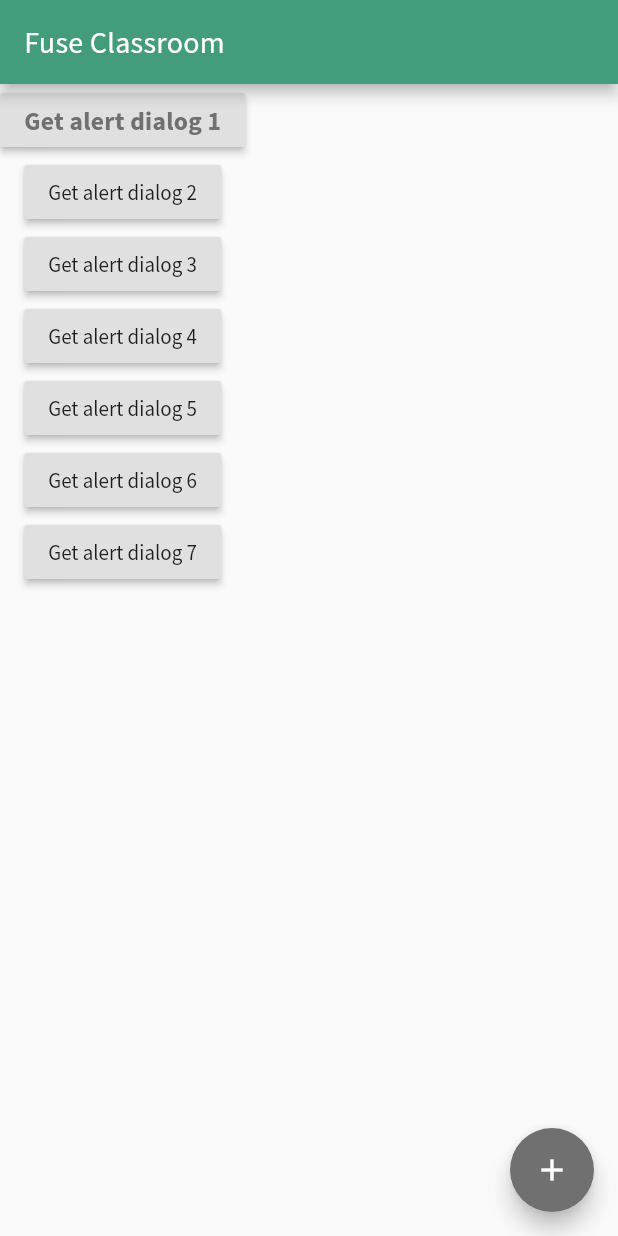
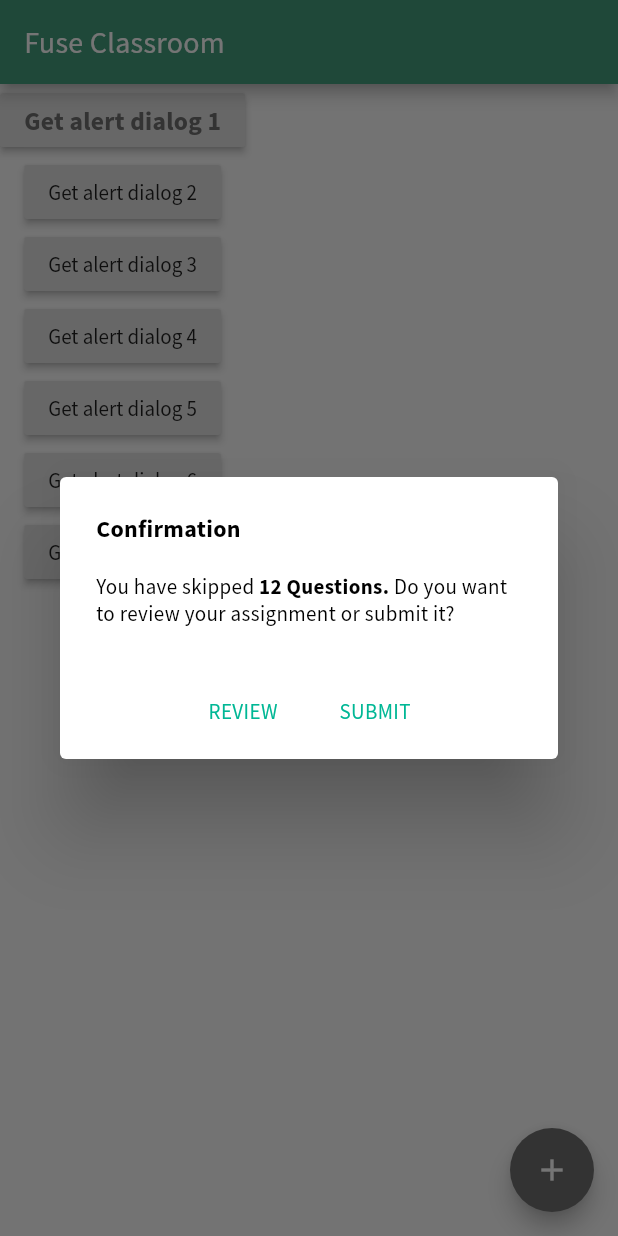
Before and after one commit to alisha-budhathoki/reusable_widgets, a Flutter app: the screen it shows after launch, after a tap on "Get alert dialog 2", on a phone screen of 412 x 824 dp. Run offline on Flutter 3.47's test engine with Material 2 defaults, Android fonts, the phone set to English and light mode, and no system bars; our stand-ins replace device_preview.

Commit message:
adding two simple dialogs

```diff
--- a/lib/main.dart
+++ b/lib/main.dart
@@ -7,7 +7,8 @@ import 'package:device_preview/device_preview.dart';
 import 'package:flutter/foundation.dart';
 import 'package:flutter/material.dart';
 
-import 'ui/pages/home_page.dart';
+import 'modules/pages/home_page.dart';
+
 
 void main() {
   runApp(
--- /dev/null
+++ b/lib/modules/pages/home_page.dart
@@ -0,0 +1,99 @@
+import 'package:class_room/ui/styles/color_palette.dart';
+import 'package:class_room/ui/styles/text_styles.dart';
+import 'package:class_room/ui/widgets/common/base_widget_dialog.dart';
+import 'package:class_room/ui/widgets/common/global_dialog.dart';
+import 'package:class_room/ui/widgets/dialogs/course_dialog.dart';
+import 'package:class_room/ui/widgets/dialogs/dialog_widgets/confirmation_dialog_widget.dart';
+import 'package:flutter/cupertino.dart';
+import 'package:flutter/material.dart';
+import 'package:class_room/core/extensions/dialog_helper.dart';
+import 'package:class_room/ui/styles/style_extension.dart';
+
+class MyHomePage extends StatelessWidget {
+  final String title;
+
+  MyHomePage({Key key, @required this.title}) : super(key: key);
+
+  @override
+  Widget build(BuildContext context) {
+    return Scaffold(
+      appBar: AppBar(
+        title: Text(
+          title,
+          style: TextStyles.subtitle2.withColor(Palette.white).thin,
+        ),
+      ),
+      body: Column(
+        // crossAxisAlignment: CrossAxisAlignment.center,
+        // mainAxisAlignment: MainAxisAlignment.center,
+        children: [
+          RaisedButton(
+            onPressed: () {
+              CourseDialog(
+                alertTitle: "Course by",
+                firstContent: "Instructor",
+                secondContent: "School Admin",
+                thirdContent: "Co-ordinator",
+                namesInstructor: ["Ravi", "Ravina", "Ravi", "Manoj", "Kripa"],
+                namesSAdmin: ["Salma"],
+                namesCoordinator: ["Aakash"],
+              ).openDialog(context);
+            },
+            child: Text('Get alert dialog 1', style: TextStyles.headline2),
+            // child: Text('Get alert dialog 1',style:TextStyles.headline1.withColor(Palette.black).thin),
+          ),
+          RaisedButton(
+            onPressed: () {
+              GlobalDialog(
+                title: 'Confirmation',
+                content: ConfirmationDialogWidget(),
+                // Text('You have skipped 12 <b>Questions</b>. Do you want to reciew your assignment or submit it?', style: TextStyles.headline4.medium,),
+                baseWidgetDialog:
+                    BaseWidgetDialog(firstContent: "REVIEW", secondContent: "SUBMIT",onPressedFirst: abc(), onPressedSecond: xyz(),padding: 10,),
+              ).openDialog(context);
+            },
+            child: Text('Get alert dialog 2'),
+          ),
+          RaisedButton(
+            onPressed: () {
+              GlobalDialog(
+                title: 'Confirmation',
+                content: ConfirmationDialogWidget(),
+                // Text('You have skipped 12 <b>Questions</b>. Do you want to reciew your assignment or submit it?', style: TextStyles.headline4.medium,),
+                baseWidgetDialog:
+                  BaseWidgetDialog(firstContent: "SWITCH TO ZOOM",secondContent: "CONTINUE IN PLATFORM",)
+                    // BaseWidgetDialog("SWITCH TO ZOOM", "CONTINUE IN PLATFORM", xyz(), abc()),
+              ).openDialog(context);
+            },
+            child: Text('Get alert dialog 3'),
+          ),
+          RaisedButton(
+            onPressed: () {},
+            child: Text('Get alert dialog 4'),
+          ),
+          RaisedButton(
+            onPressed: () {},
+            child: Text('Get alert dialog 5'),
+          ),
+          RaisedButton(
+            onPressed: () {},
+            child: Text('Get alert dialog 6'),
+          ),
+          RaisedButton(
+            onPressed: () {},
+            child: Text('Get alert dialog 7'),
+          ),
+        ],
+      ),
+      floatingActionButton: FloatingActionButton(
+        backgroundColor: Palette.neutralGrey,
+        onPressed: null,
+        child: Icon(Icons.add),
+      ),
+    );
+  }
+}
+
+xyz() => print('xyz function ');
+
+abc() => print('abc function ');
--- a/lib/ui/pages/home_page.dart
+++ /dev/null
@@ -1,104 +0,0 @@
-import 'package:class_room/ui/styles/color_palette.dart';
-import 'package:class_room/ui/styles/text_styles.dart';
-import 'package:class_room/ui/widgets/common/dialog.dart';
-import 'package:class_room/ui/widgets/dialogs/course_dialog.dart';
-import 'package:flutter/cupertino.dart';
-import 'package:flutter/material.dart';
-import 'package:class_room/core/extensions/dialog_helper.dart';
-import 'package:class_room/ui/styles/style_extension.dart';
-
-class MyHomePage extends StatelessWidget {
-  final String title;
-
-  MyHomePage({Key key, @required this.title}) : super(key: key);
-
-  @override
-  Widget build(BuildContext context) {
-    return Scaffold(
-      appBar: AppBar(
-        title: Text(
-          title,
-          style: TextStyles.subtitle2.withColor(Palette.white).thin,
-        ),
-      ),
-      body: Column(
-        // crossAxisAlignment: CrossAxisAlignment.center,
-        // mainAxisAlignment: MainAxisAlignment.center,
-        children: [
-          RaisedButton(
-            onPressed: () {
-            CourseDialog(alertTitle: "Course by",
-              firstContent: "Instructor",
-              secondContent: "School Admin",
-              thirdContent: "Co-ordinator",
-              namesInstructor: ["Ravi", "Ravina", "Ravi","Manoj", "Kripa"],
-              namesSAdmin: ["Salma"],
-              namesCoordinator: ["Aakash"],).openDialog(context);
-              // showDialog(
-              //     context: context,
-              //     // barrierDismissible: false,
-              //     child: new AllDialogs(
-              //       alertTitle: "Course by",
-              //       firstContent: "Instructor",
-              //       secondContent: "School Admin",
-              //       thirdContent: "Co-ordinator",
-              //       namesInstructor: ["Ravi", "Ravina", "Ravi"],
-              //       namesSAdmin: ["Salma"],
-              //       namesCoordinator: ["Aakash"],
-              //     ));
-            },
-            child: Text('Get alert dialog 1',style:TextStyles.headline2),
-            // child: Text('Get alert dialog 1',style:TextStyles.headline1.withColor(Palette.black).thin),
-          ),
-          RaisedButton(
-            onPressed: () {
-              // Utility.getInstance().showAlertDialog(
-              //     context, 'Rewind ', 'You will never be satisfied.');
-            },
-            child: Text('Get alert dialog 2'),
-          ),
-          RaisedButton(
-            onPressed: () {
-              // Utility.getInstance().showAlertDialog(
-              //     context, 'Rewind ', 'You will never be satisfied.');
-            },
-            child: Text('Get alert dialog 3'),
-          ),
-          RaisedButton(
-            onPressed: () {
-              // Utility.getInstance().showAlertDialog(
-              //     context, 'Rewind ', 'You will never be satisfied.');
-            },
-            child: Text('Get alert dialog 4'),
-          ),
-          RaisedButton(
-            onPressed: () {
-              // Utility.getInstance().showAlertDialog(
-              //     context, 'Rewind ', 'You will never be satisfied.');
-            },
-            child: Text('Get alert dialog 5'),
-          ),
-          RaisedButton(
-            onPressed: () {
-              // Utility.getInstance().showAlertDialog(
-              //     context, 'Rewind ', 'You will never be satisfied.');
-            },
-            child: Text('Get alert dialog 6'),
-          ),
-          RaisedButton(
-            onPressed: () {
-              // Utility.getInstance().showAlertDialog(
-              //     context, 'Rewind ', 'You will never be satisfied.');
-            },
-            child: Text('Get alert dialog 7'),
-          ),
-        ],
-      ),
-      floatingActionButton: FloatingActionButton(
-        backgroundColor: Palette.neutralGrey,
-        onPressed: null,
-        child: Icon(Icons.add),
-      ),
-    );
-  }
-}
--- /dev/null
+++ b/lib/ui/widgets/common/base_widget_dialog.dart
@@ -0,0 +1,45 @@
+import 'package:class_room/ui/styles/color_palette.dart';
+import 'package:class_room/ui/styles/text_styles.dart';
+import 'package:flutter/material.dart';
+import 'package:class_room/ui/styles/style_extension.dart';
+
+class BaseWidgetDialog extends StatelessWidget {
+  final String firstContent, secondContent;
+  final Function onPressedFirst, onPressedSecond;
+  final double padding;
+
+  const BaseWidgetDialog(
+      {Key key,
+      this.firstContent,
+      this.secondContent,
+      this.onPressedFirst,
+      this.onPressedSecond,
+      this.padding})
+      : super(key: key);
+
+  @override
+  Widget build(BuildContext context) {
+    return Row(
+      mainAxisAlignment: MainAxisAlignment.center,
+      children: [
+        GestureDetector(
+            onTap: () {
+              print('djbjdbs');
+              // onPressedFirst;
+              // Navigator.of(context).pop();
+            },
+            child: FlatButton(
+              child: Text(firstContent,  style: TextStyles.headline4.withColor(Palette.dialogTextColor)),
+            )),
+        GestureDetector(
+            onTap: () {
+              onPressedSecond;
+              // Navigator.of(context).pop();
+            },
+            child:  FlatButton(
+              child: Text(secondContent,  style: TextStyles.headline4.withColor(Palette.dialogTextColor)),
+            )),
+      ],
+    );
+  }
+}
--- a/lib/ui/widgets/common/global_dialog.dart
+++ b/lib/ui/widgets/common/global_dialog.dart
@@ -4,27 +4,34 @@ import 'package:flutter/cupertino.dart';
 import 'package:flutter/material.dart';
 import 'package:class_room/ui/styles/style_extension.dart';
 
-
-class GlobalDialog  extends StatelessWidget {
-  final Widget title;
+class GlobalDialog extends StatelessWidget {
+  final String title;
   final Widget content;
   final EdgeInsets padding;
+  final baseWidgetDialog;
 
-  const GlobalDialog({Key key, this.title, this.content, this.padding}) : super(key: key);
+  const GlobalDialog(
+      {Key key, this.title, this.content, this.padding, this.baseWidgetDialog})
+      : super(key: key);
+
   @override
   Widget build(BuildContext context) {
     return AlertDialog(
-      title: title,
+      title: Text(
+        title,
+        style: TextStyles.headline3.semibold,
+      ),
       content: content,
       actions: [
-      Padding(
-        padding: const EdgeInsets.all(10.0),
-        child: GestureDetector(
-            onTap: (){
-              Navigator.of(context).pop();
-            },
-            child: Text('DISMISS', style: TextStyles.headline4.withColor(Palette.dialogTextColor),)),
-      ),
+        baseWidgetDialog,
+        // Padding(
+        //   padding: const EdgeInsets.all(10.0),
+        //   child: GestureDetector(
+        //       onTap: (){
+        //         Navigator.of(context).pop();
+        //       },
+        //       child: Text('DISMISS', style: TextStyles.headline4.withColor(Palette.dialogTextColor),)),
+        // ),
       ],
     );
   }
--- a/lib/ui/widgets/dialogs/course_dialog.dart
+++ b/lib/ui/widgets/dialogs/course_dialog.dart
@@ -18,7 +18,7 @@ class CourseDialog extends StatelessWidget {
   @override
   Widget build(BuildContext context) {
     return GlobalDialog(
-      title: Text(alertTitle, style: TextStyles.headline3.semibold,),
+      title: alertTitle,
       content: SingleChildScrollView(
         child: ListBody(
           children: <Widget>[
--- /dev/null
+++ b/lib/ui/widgets/dialogs/dialog_widgets/confirmation_dialog_widget.dart
@@ -0,0 +1,26 @@
+import 'package:class_room/ui/styles/text_styles.dart';
+import 'package:flutter/material.dart';
+import 'package:class_room/ui/styles/style_extension.dart';
+
+
+class ConfirmationDialogWidget extends StatelessWidget {
+  @override
+  Widget build(BuildContext context) {
+    return Text.rich(
+      TextSpan(
+        children: [
+          TextSpan(
+              text: 'You have skipped ',
+              style: TextStyles.headline4.medium),
+          TextSpan(
+              text: '12 Questions. ',
+              style: TextStyles.headline4.bold),
+          TextSpan(
+              text:
+              'Do you want to review your assignment or submit it?',
+              style: TextStyles.headline4.medium)
+        ],
+      ),
+    );
+  }
+}
```
Also changed, not shown: lib/ui/widgets/common/dialog.dart (deleted, +0 -53 lines).
